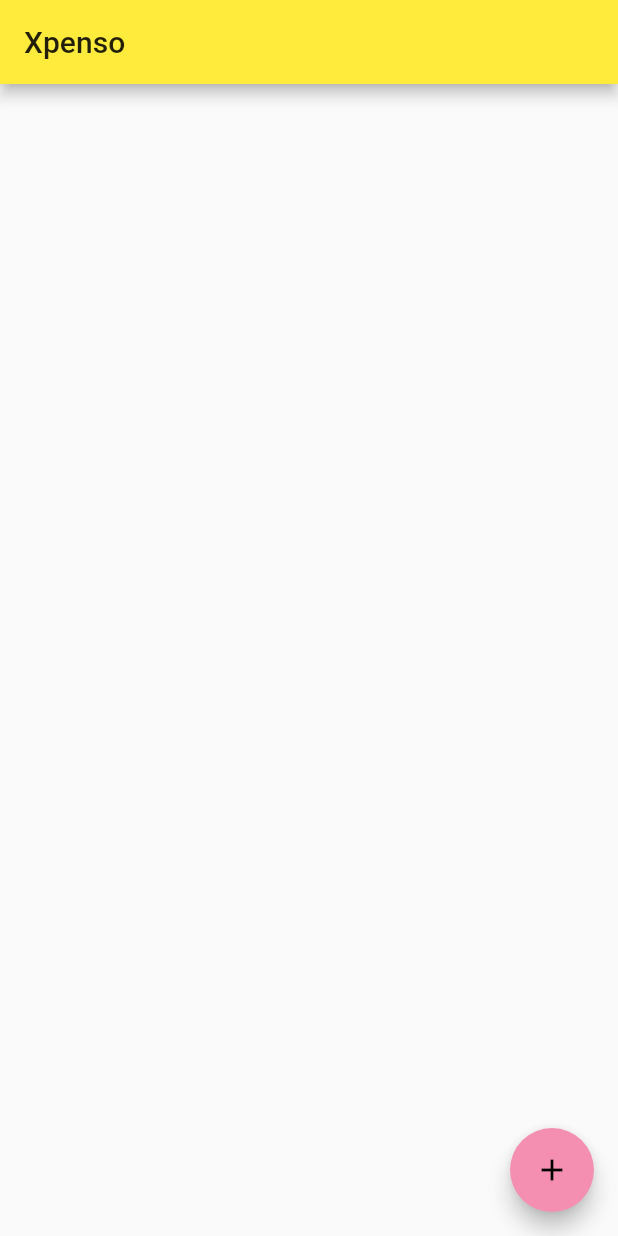
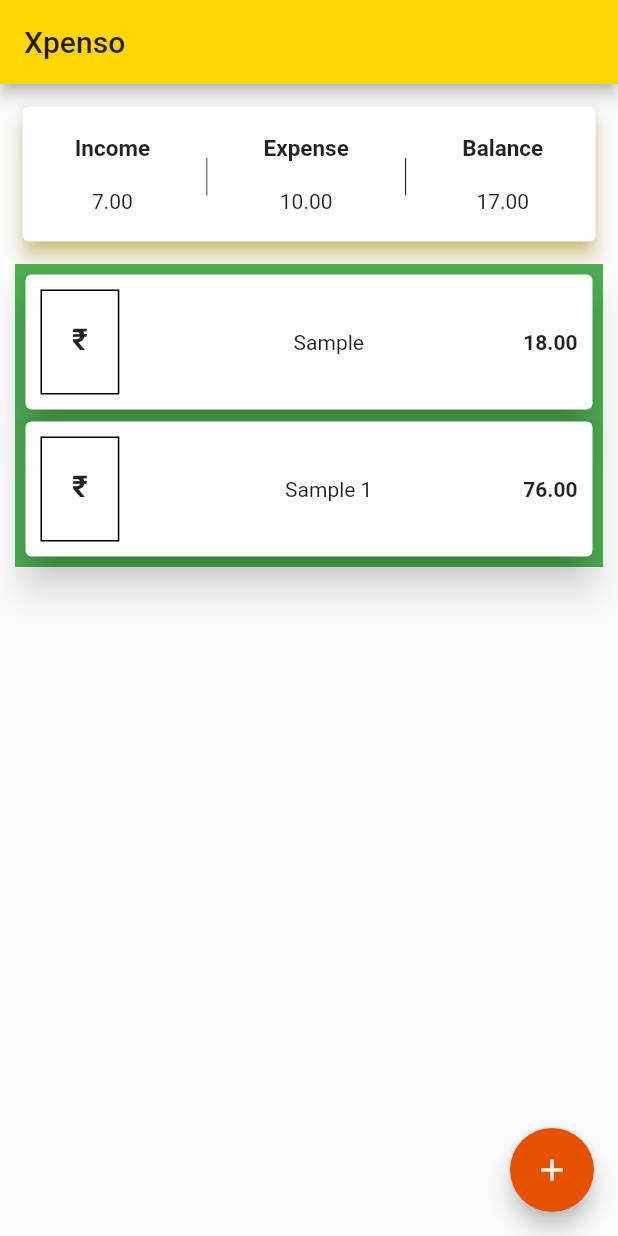
Before and after one commit to DevendraJ/xpenso, a Flutter app: the screen it shows after launch, on a phone screen of 412 x 824 dp. Run offline on Flutter 3.47's test engine with Material 2 defaults, Android fonts, the light colour scheme and no system bars; missing offline and left inert: dart:ffi.

Commit message:
Added Month Overview

```diff
--- a/lib/main.dart
+++ b/lib/main.dart
@@ -1,4 +1,8 @@
 import 'package:flutter/material.dart';
+import 'package:xpenso/model/transaction.dart';
+import 'package:xpenso/utility/data_store.dart';
+import 'package:xpenso/widgets/month_overview.dart';
+import 'package:xpenso/widgets/transaction_list.dart';
 
 void main() {
   runApp(MyApp());
@@ -11,8 +15,8 @@ class MyApp extends StatelessWidget {
       title: 'Xpenso',
       home: MyHomePage(),
       theme: ThemeData(
-        primaryColor: Colors.yellow,
-        accentColor: Colors.pink[200],
+        primaryColor: Colors.yellowAccent.shade700,
+        accentColor: Colors.orange[900],
       ),
     );
   }
@@ -26,13 +30,25 @@ class MyHomePage extends StatefulWidget {
 }
 
 class _MyHomePageState extends State<MyHomePage> {
+  var _userTransactions = DataStore.txList;
+  var income = DataStore.txSum['income'];
+  var expense = DataStore.txSum['expense'];
+  var balance = DataStore.txSum['balance'];
+
   @override
   Widget build(BuildContext context) {
     return Scaffold(
       appBar: AppBar(
         title: Text('Xpenso'),
       ),
-      body: Center(),
+      body: Column(
+        children: [
+          MonthOverview(income, expense, balance),
+          TransactionList(
+            txList: _userTransactions,
+          ),
+        ],
+      ),
       floatingActionButton: FloatingActionButton(
         onPressed: () {},
         child: Icon(Icons.add),
--- /dev/null
+++ b/lib/model/transaction.dart
@@ -0,0 +1,14 @@
+import 'package:flutter/foundation.dart';
+
+class Transaction {
+  final int id;
+  final String title;
+  final double amount;
+  final DateTime date;
+
+  Transaction(
+      {@required this.id,
+      @required this.title,
+      @required this.amount,
+      @required this.date});
+}
--- /dev/null
+++ b/lib/utility/data_store.dart
@@ -0,0 +1,32 @@
+import 'package:xpenso/model/transaction.dart';
+
+class DataStore {
+  static List<Transaction> _transactions = [
+    Transaction(
+      id: 0,
+      title: "Sample",
+      amount: 18,
+      date: DateTime(2020, 10, 10),
+    ),
+    Transaction(
+      id: 1,
+      title: "Sample 1",
+      amount: 76,
+      date: DateTime(2020, 10, 10),
+    ),
+  ];
+
+  static Map<String, double> _txSummation = {
+    "income": 07.0,
+    "expense": 10.0,
+    "balance": 17.0
+  };
+
+  static List<Transaction> get txList {
+    return DataStore._transactions;
+  }
+
+  static Map<String, double> get txSum {
+    return DataStore._txSummation;
+  }
+}
--- /dev/null
+++ b/lib/widgets/month_overview.dart
@@ -0,0 +1,82 @@
+import 'dart:ffi';
+
+import 'package:flutter/material.dart';
+
+class MonthOverview extends StatelessWidget {
+  final double income;
+  final double expense;
+  final double balance;
+
+  MonthOverview(this.income, this.expense, this.balance);
+
+  @override
+  Widget build(BuildContext context) {
+    return Container(
+      height: 120,
+      child: Card(
+        shadowColor: Colors.yellowAccent.shade700,
+        elevation: 5,
+        margin: EdgeInsets.all(15),
+        child: Row(
+          mainAxisAlignment: MainAxisAlignment.spaceEvenly,
+          crossAxisAlignment: CrossAxisAlignment.center,
+          children: [
+            Column(
+              mainAxisAlignment: MainAxisAlignment.spaceEvenly,
+              children: [
+                Text(
+                  'Income',
+                  style: TextStyle(
+                    fontWeight: FontWeight.bold,
+                    fontSize: 15,
+                  ),
+                ),
+                Text(income.toStringAsFixed(2)),
+              ],
+            ),
+            Text(
+              '|',
+              style: TextStyle(
+                fontSize: 30,
+                fontWeight: FontWeight.w100,
+              ),
+            ),
+            Column(
+              mainAxisAlignment: MainAxisAlignment.spaceEvenly,
+              children: [
+                Text(
+                  'Expense',
+                  style: TextStyle(
+                    fontWeight: FontWeight.bold,
+                    fontSize: 15,
+                  ),
+                ),
+                Text(expense.toStringAsFixed(2)),
+              ],
+            ),
+            Text(
+              '|',
+              style: TextStyle(
+                fontSize: 30,
+                fontWeight: FontWeight.w100,
+              ),
+            ),
+            Column(
+              mainAxisAlignment: MainAxisAlignment.spaceEvenly,
+              children: [
+                Text(
+                  'Balance',
+                  style: TextStyle(
+                    fontWeight: FontWeight.bold,
+                    fontSize: 15,
+                  ),
+                ),
+                Text(balance.toStringAsFixed(2)),
+              ],
+            ),
+          ],
+        ),
+      ),
+    );
+  }
+}
--- /dev/null
+++ b/lib/widgets/transaction_list.dart
@@ -0,0 +1,59 @@
+import 'package:flutter/material.dart';
+import 'package:xpenso/model/transaction.dart';
+
+class TransactionList extends StatelessWidget {
+  final List<Transaction> txList;
+
+  TransactionList({this.txList});
+
+  @override
+  Widget build(BuildContext context) {
+    return Container(
+      padding: EdgeInsets.all(3),
+      margin: EdgeInsets.only(left: 10, right: 10, bottom: 10),
+      color: Colors.green,
+      child: Column(
+        children: [
+          ...txList.map((tx) {
+            return Card(
+              elevation: 10,
+              child: Row(
+                mainAxisAlignment: MainAxisAlignment.spaceBetween,
+                children: [
+                  Container(
+                    margin: EdgeInsets.all(10),
+                    padding: EdgeInsets.all(20),
+                    height: 70,
+                    child: Text(
+                      '₹',
+                      style: TextStyle(
+                        fontWeight: FontWeight.bold,
+                        fontSize: 20,
+                      ),
+                    ),
+                    decoration: BoxDecoration(
+                      border: Border.all(
+                        style: BorderStyle.solid,
+                        color: Colors.black,
+                      ),
+                    ),
+                  ),
+                  Text(tx.title),
+                  Container(
+                    margin: EdgeInsets.only(right: 10),
+                    child: Text(
+                      tx.amount.toStringAsFixed(2),
+                      style: TextStyle(
+                        fontWeight: FontWeight.bold,
+                      ),
+                    ),
+                  )
+                ],
+              ),
+            );
+          })
+        ],
+      ),
+    );
+  }
+}
```
